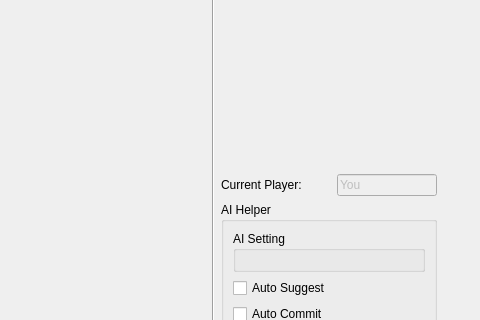
Qt form src/surakarta_session_window.ui (surakarta-game/surakarta-game) before a commit; both pictures show x 437 to 917 and y 223 to 543 of the 917 by 626 pixel window.
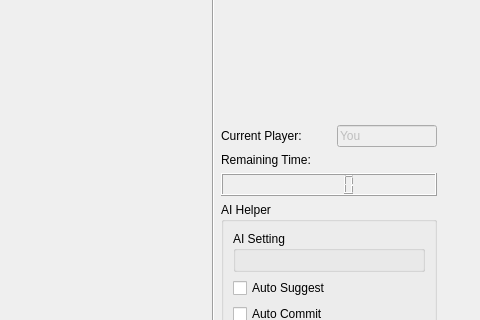
The same form after that commit. Custom widgets are drawn as their Qt base class.

Commit message: feat: add time

The edit to the form file:
```diff
--- a/src/surakarta_session_window.ui
+++ b/src/surakarta_session_window.ui
@@ -86,7 +86,7 @@
     </widget>
    </item>
    <item>
-    <layout class="QVBoxLayout" name="verticalLayout" stretch="15,0,0,2">
+    <layout class="QVBoxLayout" name="verticalLayout" stretch="15,0,0,0,2">
      <item>
       <spacer name="verticalSpacer">
        <property name="orientation">
@@ -133,6 +133,24 @@
        </item>
       </layout>
      </item>
+     <item>
+      <layout class="QVBoxLayout" name="verticalLayout_5">
+       <item>
+        <widget class="QLabel" name="label_2">
+         <property name="text">
+          <string>Remaining Time:</string>
+         </property>
+        </widget>
+       </item>
+       <item>
+        <widget class="QLCDNumber" name="remaining_time">
+         <property name="smallDecimalPoint">
+          <bool>false</bool>
+         </property>
+        </widget>
+       </item>
+      </layout>
+     </item>
      <item>
       <widget class="QGroupBox" name="groupBox">
        <property name="title">
```
The commit also changes 4 other files.
